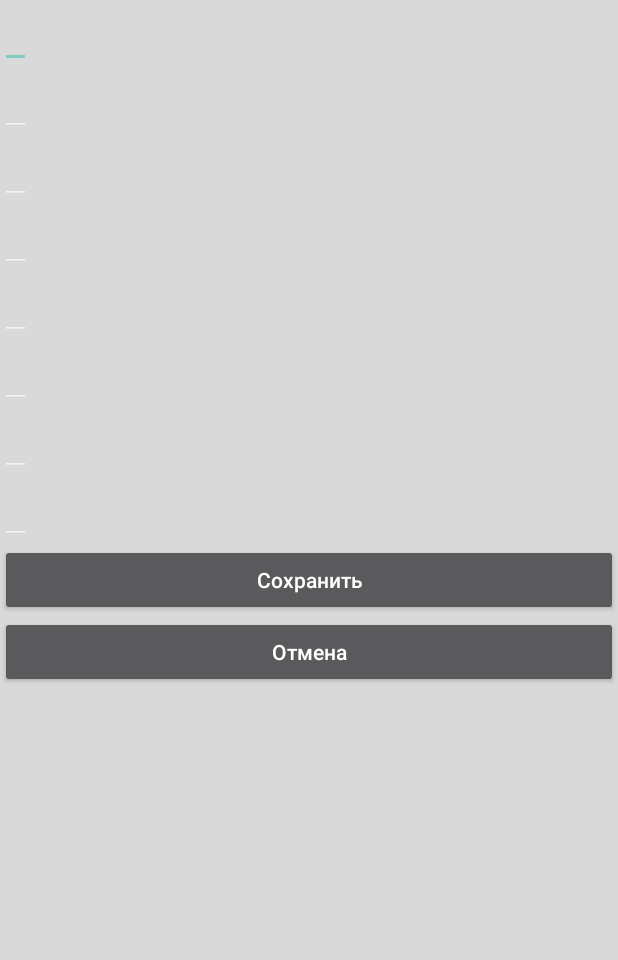
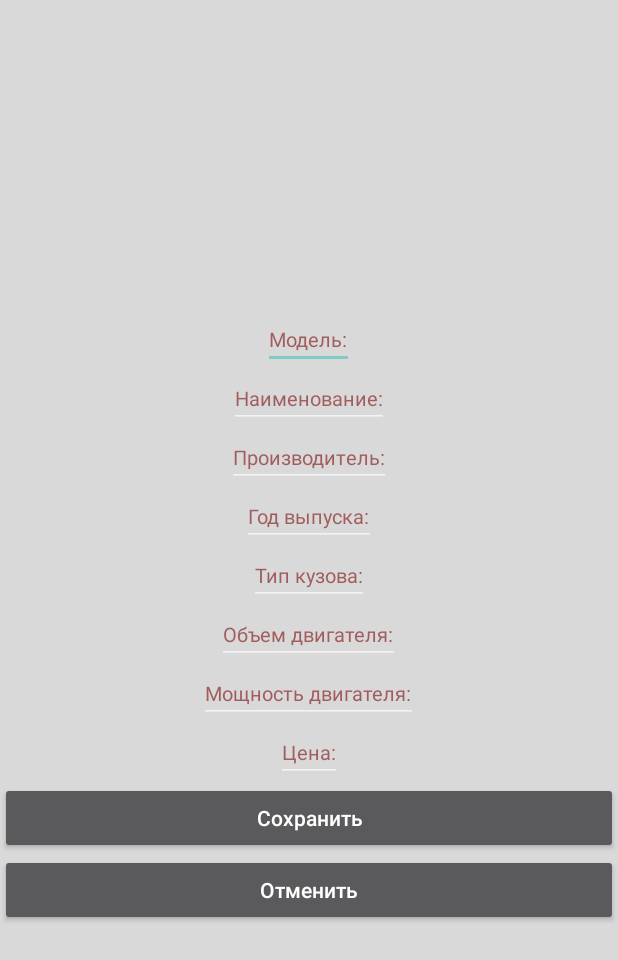
Before and after one commit to mixonko/SQLiteTest, an Android app: the InsertCarActyvity screen opened directly, with no data from a screen before it, on a phone screen of 412 x 824 dp. Shown: the top 960 px of the screen. Run offline under Robolectric (Android 15) with nearby library versions, the phone set to English and light mode, and no system bars.

Commit message:
check point

```diff
--- a/app/src/main/res/layout/insert_car.xml
+++ b/app/src/main/res/layout/insert_car.xml
@@ -3,61 +3,62 @@
     android:layout_width="match_parent"
     android:layout_height="match_parent"
     android:background="#d9d9d9"
-    android:orientation="vertical">
+    android:orientation="vertical"
+    android:gravity="center">
 
 
     <EditText
         android:id="@+id/carModel"
-        android:layout_width="wrap_content"
-        android:layout_height="wrap_content"  />
+        style="@style/text"
+        android:hint="@string/model"/>
 
     <EditText
         android:id="@+id/carName"
-        android:layout_width="wrap_content"
-        android:layout_height="wrap_content"  />
+        style="@style/text"
+        android:hint="@string/name"/>
 
     <EditText
         android:id="@+id/manufacturer"
-        android:layout_width="wrap_content"
-        android:layout_height="wrap_content"  />
+        style="@style/text"
+        android:hint="@string/manufacturer"/>
 
     <EditText
         android:id="@+id/year"
-        android:layout_width="wrap_content"
-        android:layout_height="wrap_content"  />
+        style="@style/text"
+        android:hint="@string/year"/>
 
     <EditText
         android:id="@+id/bodyType"
-        android:layout_width="wrap_content"
-        android:layout_height="wrap_content"  />
+        style="@style/text"
+        android:hint="@string/body_type"/>
 
     <EditText
         android:id="@+id/engineCapacity"
-        android:layout_width="wrap_content"
-        android:layout_height="wrap_content"  />
+        style="@style/text"
+        android:hint="@string/engine_capacity"/>
 
     <EditText
         android:id="@+id/enginePower"
-        android:layout_width="wrap_content"
-        android:layout_height="wrap_content"  />
+        style="@style/text"
+        android:hint="@string/engine_power"/>
 
     <EditText
         android:id="@+id/price"
-        android:layout_width="wrap_content"
-        android:layout_height="wrap_content"  />
+        style="@style/text"
+        android:hint="@string/price"/>
 
     <Button
         android:id="@+id/save"
         android:layout_width="match_parent"
         android:layout_height="wrap_content"
-        android:text="Сохранить"
+        android:text="@string/button_save"
         android:textAllCaps="false" />
 
     <Button
         android:id="@+id/cancel"
         android:layout_width="match_parent"
         android:layout_height="wrap_content"
-        android:text="Отмена"
+        android:text="@string/button_cancel"
         android:textAllCaps="false" />
 
 </LinearLayout>
--- a/app/src/main/res/values/strings.xml
+++ b/app/src/main/res/values/strings.xml
@@ -10,4 +10,5 @@
     <string name="price">Цена:</string>
     <string name="button_save">Сохранить</string>
     <string name="button_change">Изменить</string>
+    <string name="button_cancel">Отменить</string>
 </resources>
--- a/app/src/main/res/values/styles.xml
+++ b/app/src/main/res/values/styles.xml
@@ -11,6 +11,7 @@
     <style name="text" >
         <!-- Customize your theme here. -->
         <item name="android:textColor">#111</item>
+        <item name="android:textColorHint">#a15d5d</item>
         <item name="android:textSize">13dp</item>
         <item name="android:layout_width">wrap_content</item>
         <item name="android:layout_height">wrap_content</item>
```
